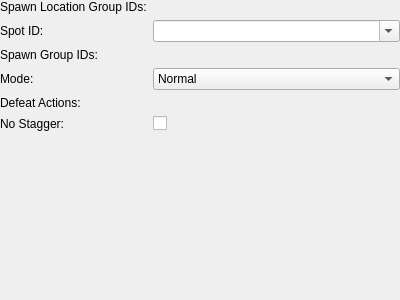
Above: tools/cathedral/ui/ActionSpawn.ui from shirolong/comp_hack before the change. Below: the same form after it.
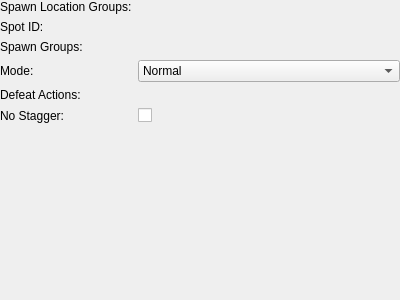
That is the form after the change. Custom widgets are drawn as their Qt base class.

What changed in the file:
```diff
--- a/tools/cathedral/ui/ActionSpawn.ui
+++ b/tools/cathedral/ui/ActionSpawn.ui
@@ -31,7 +31,7 @@
      <item row="0" column="0">
       <widget class="QLabel" name="lblSpawnLocationGroupIDs">
        <property name="text">
-        <string>Spawn Location Group IDs:</string>
+        <string>Spawn Location Groups:</string>
        </property>
       </widget>
      </item>
@@ -45,23 +45,10 @@
        </property>
       </widget>
      </item>
-     <item row="1" column="1">
-      <widget class="QComboBox" name="spotID">
-       <property name="sizePolicy">
-        <sizepolicy hsizetype="Expanding" vsizetype="Fixed">
-         <horstretch>0</horstretch>
-         <verstretch>0</verstretch>
-        </sizepolicy>
-       </property>
-       <property name="editable">
-        <bool>true</bool>
-       </property>
-      </widget>
-     </item>
      <item row="2" column="0">
       <widget class="QLabel" name="lblSpawnGroupIDs">
        <property name="text">
-        <string>Spawn Group IDs:</string>
+        <string>Spawn Groups:</string>
        </property>
       </widget>
      </item>
@@ -128,6 +115,9 @@
        </property>
       </widget>
      </item>
+     <item row="1" column="1">
+      <widget class="SpotRef" name="spot" native="true"/>
+     </item>
     </layout>
    </item>
   </layout>
@@ -151,6 +141,12 @@
    <header>DynamicList.h</header>
    <container>1</container>
   </customwidget>
+  <customwidget>
+   <class>SpotRef</class>
+   <extends>QWidget</extends>
+   <header>SpotRef.h</header>
+   <container>1</container>
+  </customwidget>
  </customwidgets>
  <resources/>
  <connections/>
```
Left out of the diff: 8 changed lines with no effect on the pictures.
